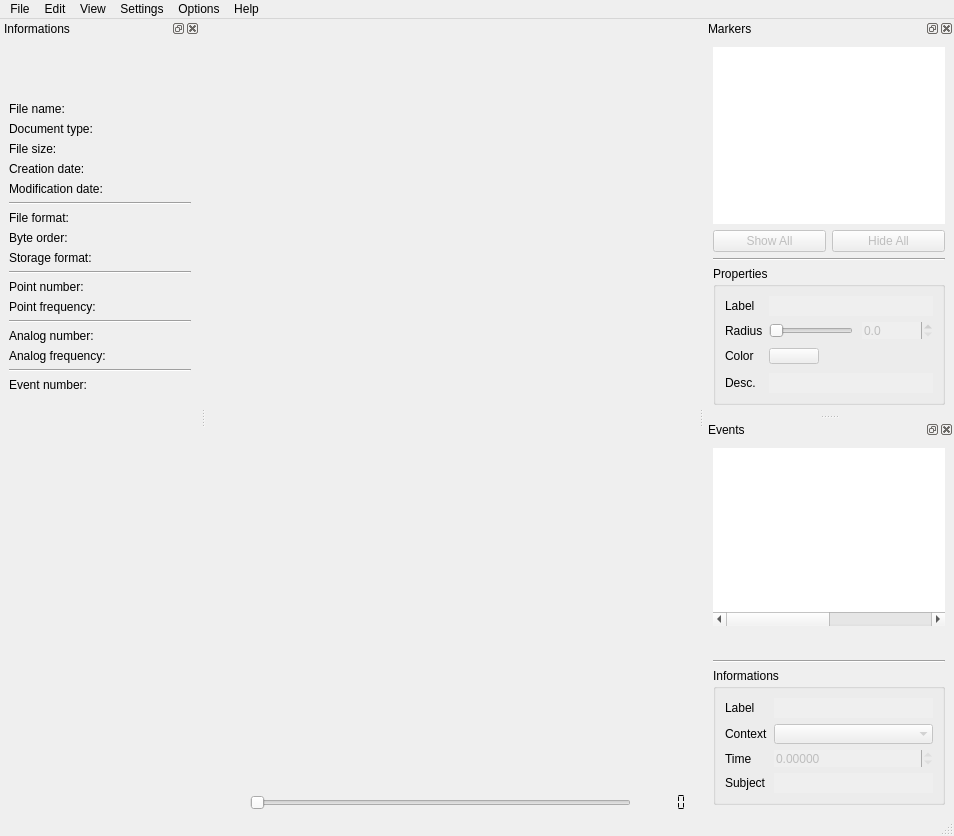
First picture: the form in Tools/Mokka/MainWindow.ui, repository Biomechanical-ToolKit/BTKCore, before the edit.
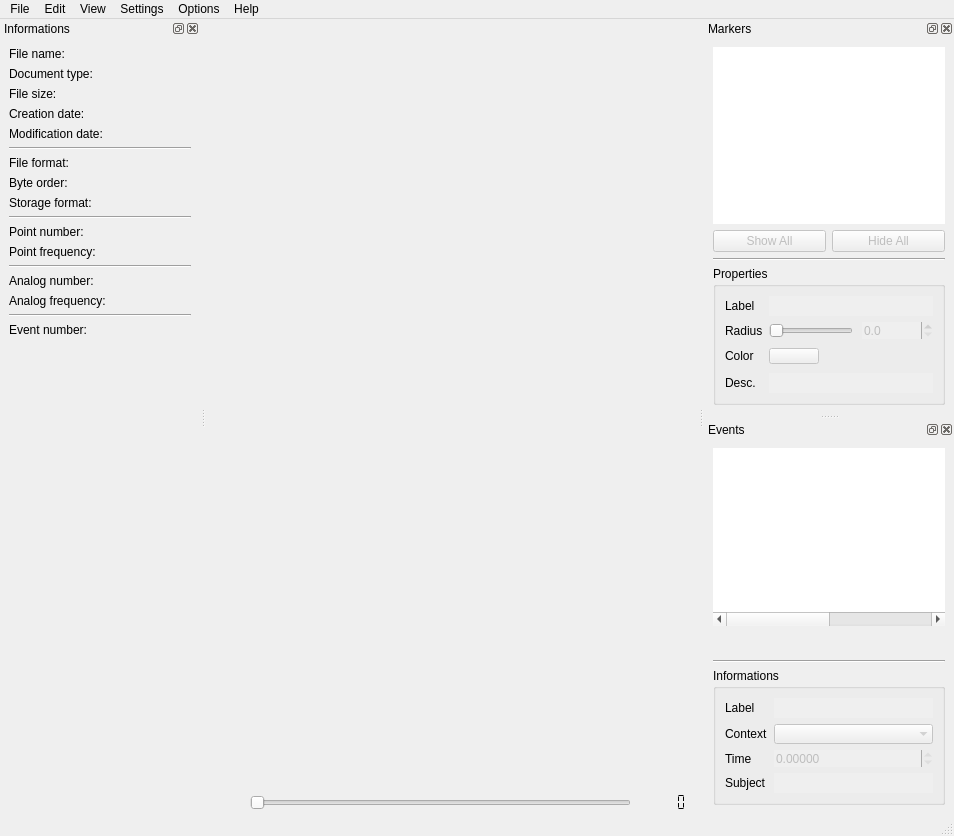
Second picture: the form after the edit. Icons and pictures are not drawn. Custom widgets are drawn as their Qt base class.

```diff
--- a/Tools/Mokka/MainWindow.ui
+++ b/Tools/Mokka/MainWindow.ui
@@ -1067,13 +1067,13 @@
    <property name="minimumSize">
     <size>
      <width>200</width>
-     <height>437</height>
+     <height>0</height>
     </size>
    </property>
    <property name="maximumSize">
     <size>
      <width>500</width>
-     <height>437</height>
+     <height>16777215</height>
     </size>
    </property>
    <property name="floating">
```
Left out of the diff: 2 changed lines with no effect on the pictures.
